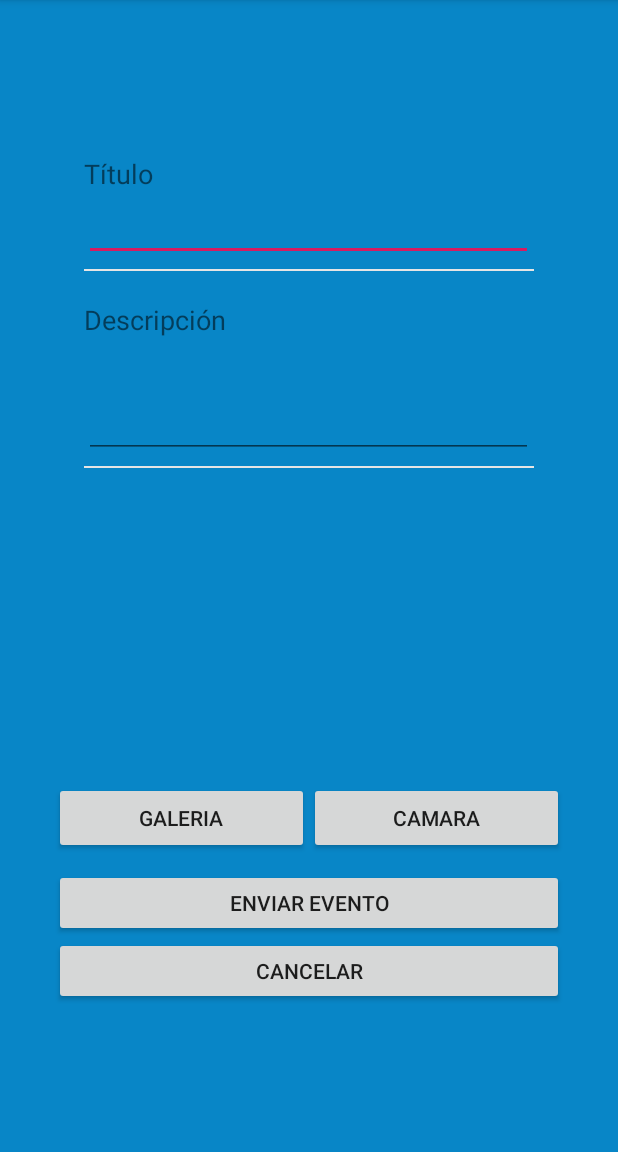
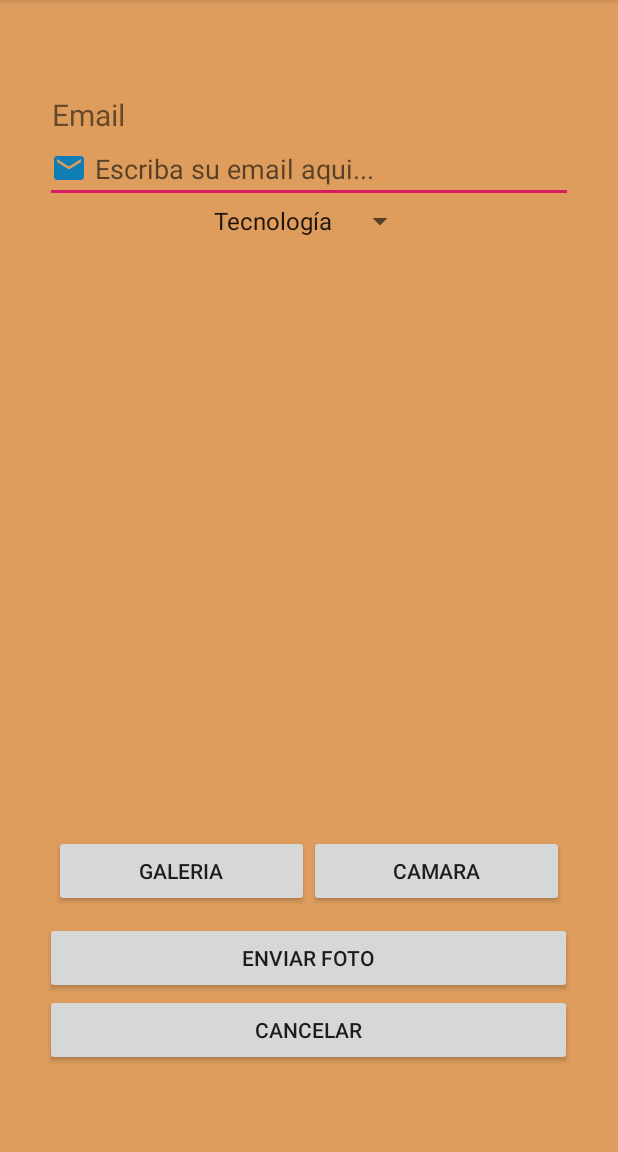
Before and after one commit to pabloperez1997/pasantia, an Android app: the screen it shows after launch (MainActivity), on a phone screen of 412 x 824 dp, the part 84-1236 px from its top. Run offline under Robolectric (Android 15) with nearby library versions, the phone set to English and light mode, and no system bars; our stand-ins replace Picasso; libraries missing offline, so code that uses them is left out: id.zelory.compressor; pictures from the network do not load.

```diff
--- a/app/src/main/java/com/example/backgroundeditor/MainActivity.java
+++ b/app/src/main/java/com/example/backgroundeditor/MainActivity.java
@@ -13,8 +13,12 @@ import android.os.Bundle;
 import android.os.Environment;
 import android.provider.MediaStore;
 import android.view.View;
+import android.widget.AdapterView;
+import android.widget.ArrayAdapter;
 import android.widget.Button;
+import android.widget.EditText;
 import android.widget.ImageView;
+import android.widget.Spinner;
 import android.widget.Toast;
 
 import com.example.backgroundeditor.api.RetrofitClient;
@@ -38,15 +42,19 @@ import retrofit2.Call;
 import retrofit2.Callback;
 import retrofit2.Response;
 
-public class MainActivity extends AppCompatActivity {
+public class MainActivity extends AppCompatActivity implements AdapterView.OnItemSelectedListener {
 
     private Button btn_foto, btn_camara, nuevaFoto;
+    private Spinner spinner;
     private static final int PICK_IMAGE = 12;
     private static final int CAPTURA_FOTO = 13;
+
+    private EditText email;
 
     private ImageView mPhotoImageView;
     Uri uriImagen = null;
     String imageFilePath;
+    String elegido;
 
 
 
@@ -86,7 +94,27 @@ public class MainActivity extends AppCompatActivity {
 
         mPhotoImageView = findViewById(R.id.imageden);
 
+        email = findViewById(R.id.editTextEmail);
 
+        spinner = findViewById(R.id.spinner1);
+        ArrayAdapter<CharSequence> adapter = ArrayAdapter.createFromResource(this,
+                R.array.numbers, android.R.layout.simple_spinner_item);
+        adapter.setDropDownViewResource(android.R.layout.simple_spinner_dropdown_item);
+        spinner.setAdapter(adapter);
+        spinner.setOnItemSelectedListener(this);
+
+
+
+    }
+
+    @Override
+    public void onItemSelected(AdapterView<?> parent, View view, int position, long id) {
+        elegido = parent.getItemAtPosition(position).toString();
+       //Toast.makeText(parent.getContext(), text, Toast.LENGTH_SHORT).show();
+    }
+
+    @Override
+    public void onNothingSelected(AdapterView<?> parent) {
 
     }
 
@@ -188,7 +216,7 @@ public class MainActivity extends AppCompatActivity {
     public void nuevaDenuncia(View v) throws IOException {
 
 
-        String email = "leaguepablo16@gmail.com";
+        String email1 = email.getText().toString();
 
 
         File fil = FileUtil.from(this, this.uriImagen);
@@ -199,19 +227,22 @@ public class MainActivity extends AppCompatActivity {
         System.out.print("Comprimida: " + file.length());
         RequestBody rqBody = RequestBody.create(MediaType.parse("multipart/form-data*"), file);
         MultipartBody.Part imagen = MultipartBody.Part.createFormData("foto", file.getName(), rqBody);
-        RequestBody emailRB = RequestBody.create(MediaType.parse("multipart/form-data*"), email);
+        RequestBody emailRB = RequestBody.create(MediaType.parse("multipart/form-data*"), email1);
+        RequestBody fondoRB = RequestBody.create(MediaType.parse("multipart/form-data*"), elegido);
 
 
         Call<ResponseBody> call = RetrofitClient
                 .getInstance()
                 .getApi()
-                .nuevaFoto(imagen,emailRB);
+                .nuevaFoto(imagen,emailRB,fondoRB);
 
         call.enqueue(new Callback<ResponseBody>() {
             @Override
             public void onResponse(Call<ResponseBody> call, Response<ResponseBody> response) {
 
+                /*
                 String s = null;
+
 
                 try {
                     if (response.code() == 201){
@@ -235,8 +266,8 @@ public class MainActivity extends AppCompatActivity {
 
                 }
 
-
-
+*/
+                Toast.makeText(MainActivity.this, "Su Imagen está siendo procesada!!", Toast.LENGTH_LONG).show();
             }
 
             @Override
--- a/app/src/main/java/com/example/backgroundeditor/api/Api.java
+++ b/app/src/main/java/com/example/backgroundeditor/api/Api.java
@@ -15,6 +15,6 @@ public interface Api {
     @Multipart
     @POST("nuevafoto")
     Call<ResponseBody> nuevaFoto(@Part MultipartBody.Part file,
-                                     @Part("email") RequestBody email);
-
+                                    @Part("email") RequestBody email,
+                                    @Part("fondo") RequestBody fondo);
 }
--- a/app/src/main/java/com/example/backgroundeditor/api/RetrofitClient.java
+++ b/app/src/main/java/com/example/backgroundeditor/api/RetrofitClient.java
@@ -5,7 +5,7 @@ import retrofit2.converter.gson.GsonConverterFactory;
 
 public class RetrofitClient {
 
-    private static final String BASE_URL = "http://192.168.1.3/ServidorMovil/EventosDenuncia/public/";
+    private static final String BASE_URL = "http://192.168.1.8/Pasantia/ServidorPHP/public/";
     private static RetrofitClient mInstance;
     private Retrofit retrofit;
 
--- /dev/null
+++ b/app/src/main/res/drawable/ic_email.xml
@@ -0,0 +1,5 @@
+<vector android:height="24dp" android:tint="#117DB5"
+    android:viewportHeight="24.0" android:viewportWidth="24.0"
+    android:width="24dp" xmlns:android="http://schemas.android.com/apk/res/android">
+    <path android:fillColor="#FF000000" android:pathData="M20,4L4,4c-1.1,0 -1.99,0.9 -1.99,2L2,18c0,1.1 0.9,2 2,2h16c1.1,0 2,-0.9 2,-2L22,6c0,-1.1 -0.9,-2 -2,-2zM20,8l-8,5 -8,-5L4,6l8,5 8,-5v2z"/>
+</vector>
--- a/app/src/main/res/layout/principal.xml
+++ b/app/src/main/res/layout/principal.xml
@@ -5,7 +5,7 @@
     xmlns:tools="http://schemas.android.com/tools"
     android:layout_width="match_parent"
     android:layout_height="match_parent"
-    android:background="@color/colorPrimaryBackground"
+    android:background="@color/colorNaranja"
     tools:context=".MainActivity"
     android:orientation="vertical"
     android:gravity="center">
@@ -19,7 +19,7 @@
         android:layout_marginRight="30dp"
         android:orientation="vertical"
 
-      >
+        >
 
         <LinearLayout
             android:layout_width="match_parent"
@@ -29,59 +29,36 @@
 
             <TextView
                 android:id="@+id/lbl_titulo"
-                android:layout_width="300dp"
+                android:layout_width="match_parent"
                 android:layout_height="wrap_content"
-                android:text="Título"
-                android:textSize="18sp"
+                android:text=" Email"
+                android:textSize="20sp"
+                />
+
+            <EditText
+                android:id="@+id/editTextEmail"
+                android:layout_width="match_parent"
+                android:layout_height="0dp"
+                android:layout_weight="1"
+                android:drawableLeft="@drawable/ic_email"
+                android:drawablePadding="5dp"
+                android:hint="Escriba su email aqui..."
+                android:inputType="textEmailAddress" />
+
+            <Spinner
+                android:id="@+id/spinner1"
+                android:layout_width="wrap_content"
+                android:layout_height="wrap_content"
 
                 />
 
-            <EditText
-                android:id="@+id/txt_titulo"
-                android:layout_width="299dp"
-                android:layout_height="46dp"
-                android:fontFamily="sans-serif-light"
-                android:textColor="#000000"
-                android:textSize="18sp" />
-
-            <View
-                android:layout_width="300dp"
-                android:layout_height="1dp"
-                android:layout_marginTop="5dp"
-                android:background="@color/grey"
-                />
         </LinearLayout>
-
         <LinearLayout
             android:layout_width="match_parent"
             android:layout_height="wrap_content"
+            android:layout_marginTop="20dp"
             android:gravity="center_horizontal"
-            android:orientation="vertical"
-            android:layout_marginTop="20dp">
-
-            <TextView
-                android:id="@+id/lbl_descripcion"
-                android:layout_width="300dp"
-                android:layout_height="wrap_content"
-                android:text="Descripción"
-                android:textSize="18sp" />
-
-            <EditText
-                android:id="@+id/txt_descripcion"
-                android:layout_width="299dp"
-                android:layout_height="80dp"
-                android:fontFamily="sans-serif-light"
-                android:textColor="#000000"
-                android:textSize="18sp"
-
-                />
-
-            <View
-                android:layout_width="300dp"
-                android:layout_height="1dp"
-                android:layout_marginTop="5dp"
-                android:background="@color/grey" />
-        </LinearLayout>
+            android:orientation="vertical"/>
 
 
         <LinearLayout
@@ -91,8 +68,8 @@
 
             <ImageView
                 android:id="@+id/imageden"
-                android:layout_width="340dp"
-                android:layout_height="189dp"
+                android:layout_width="328dp"
+                android:layout_height="357dp"
                 android:layout_gravity="center"
                 android:layout_marginTop="20dp"
                 android:background="@android:color/transparent" />
@@ -118,21 +95,21 @@
 
             <Button
                 android:id="@+id/btn_denunciar"
-                android:layout_width="340dp"
-                android:layout_height="45dp"
+                android:layout_width="351dp"
+                android:layout_height="wrap_content"
                 android:layout_above="@+id/btn_cancelar"
                 android:layout_gravity="center"
                 android:layout_marginTop="10dp"
-                android:text="ENVIAR EVENTO" />
+                android:text="ENVIAR FOTO" />
 
             <Button
                 android:id="@+id/btn_cancelar"
-                android:layout_width="340dp"
-                android:layout_height="45dp"
+                android:layout_width="351dp"
+                android:layout_height="wrap_content"
                 android:layout_gravity="center"
                 android:text="Cancelar" />
 
         </LinearLayout>
 
     </LinearLayout>
-    </LinearLayout>
+</LinearLayout>
--- a/app/src/main/res/values/colors.xml
+++ b/app/src/main/res/values/colors.xml
@@ -16,4 +16,5 @@
     <color name="colorPrimary">#008577</color>
     <color name="colorPrimaryDark">#00574B</color>
     <color name="colorAccent">#D81B60</color>
+    <color name="colorNaranja">#DE9D5D</color>
 </resources>
--- a/app/src/main/res/values/strings.xml
+++ b/app/src/main/res/values/strings.xml
@@ -1,3 +1,10 @@
 <resources>
     <string name="app_name">BackgroundEditor</string>
+
+    <string-array name="numbers">
+        <item>Tecnología</item>
+        <item>Emojis</item>
+
+    </string-array>
+
 </resources>
```
Also changed, not shown: 1 other file.
